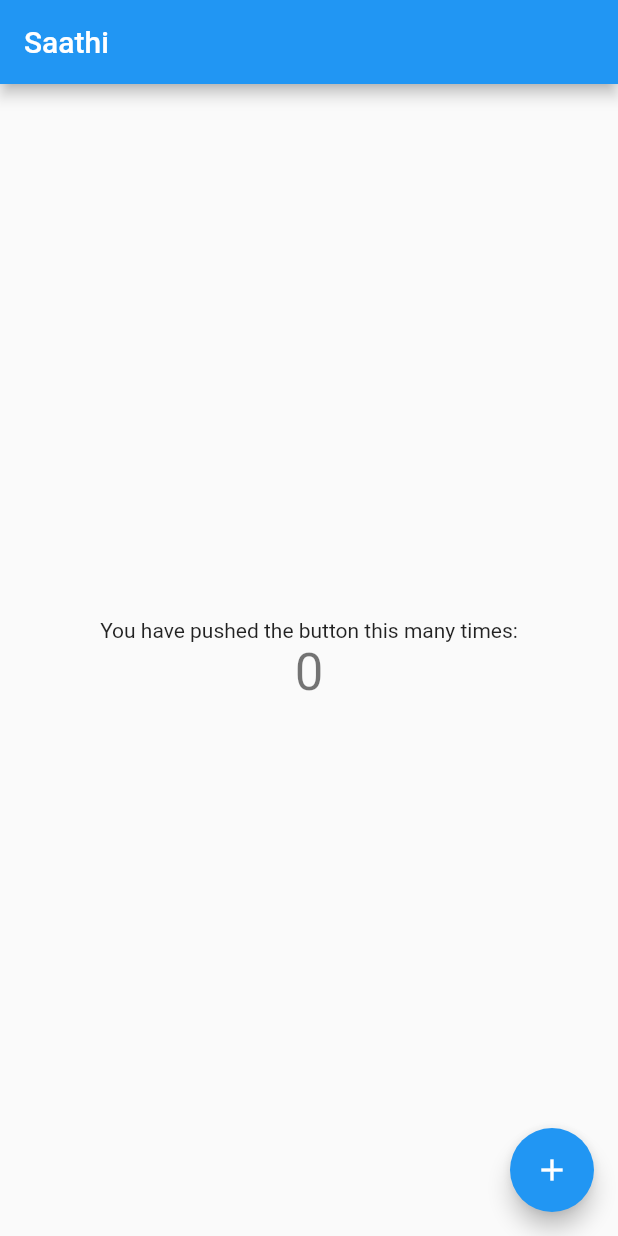
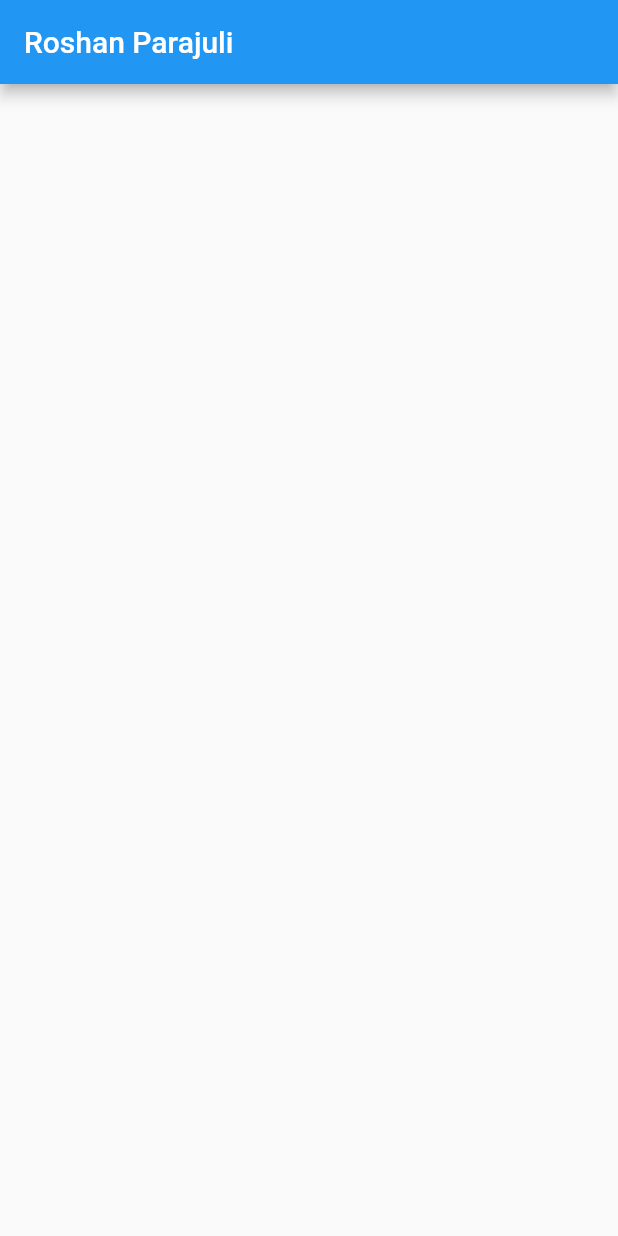
Before and after one commit to 0xrpj/kalpanik-saathi, a Flutter app: the screen it shows after launch, on a phone screen of 412 x 824 dp. Run offline on Flutter 3.47's test engine with Material 2 defaults, Android fonts, the phone set to English and light mode, and no system bars.

Commit message:
code cleanup

```diff
--- a/lib/main.dart
+++ b/lib/main.dart
@@ -7,7 +7,6 @@
 class MyApp extends StatelessWidget {
   const MyApp({Key? key}) : super(key: key);
 
-  // This widget is the root of your application.
   @override
   Widget build(BuildContext context) {
     return MaterialApp(
@@ -15,7 +14,7 @@
       theme: ThemeData(
         primarySwatch: Colors.blue,
       ),
-      home: const MyHomePage(title: 'Saathi'),
+      home: const MyHomePage(title: 'Roshan Parajuli'),
     );
   }
 }
@@ -29,68 +28,15 @@
 }
 
 class _MyHomePageState extends State<MyHomePage> {
-  int _counter = 0;
-
-  void _incrementCounter() {
-    setState(() {
-      // This call to setState tells the Flutter framework that something has
-      // changed in this State, which causes it to rerun the build method below
-      // so that the display can reflect the updated values. If we changed
-      // _counter without calling setState(), then the build method would not be
-      // called again, and so nothing would appear to happen.
-      _counter++;
-    });
-  }
-
   @override
   Widget build(BuildContext context) {
-    // This method is rerun every time setState is called, for instance as done
-    // by the _incrementCounter method above.
-    //
-    // The Flutter framework has been optimized to make rerunning build methods
-    // fast, so that you can just rebuild anything that needs updating rather
-    // than having to individually change instances of widgets.
     return Scaffold(
       appBar: AppBar(
-        // Here we take the value from the MyHomePage object that was created by
-        // the App.build method, and use it to set our appbar title.
         title: Text(widget.title),
       ),
       body: Center(
-        // Center is a layout widget. It takes a single child and positions it
-        // in the middle of the parent.
-        child: Column(
-          // Column is also a layout widget. It takes a list of children and
-          // arranges them vertically. By default, it sizes itself to fit its
-          // children horizontally, and tries to be as tall as its parent.
-          //
-          // Invoke "debug painting" (press "p" in the console, choose the
-          // "Toggle Debug Paint" action from the Flutter Inspector in Android
-          // Studio, or the "Toggle Debug Paint" command in Visual Studio Code)
-          // to see the wireframe for each widget.
-          //
-          // Column has various properties to control how it sizes itself and
-          // how it positions its children. Here we use mainAxisAlignment to
-          // center the children vertically; the main axis here is the vertical
-          // axis because Columns are vertical (the cross axis would be
-          // horizontal).
-          mainAxisAlignment: MainAxisAlignment.center,
-          children: <Widget>[
-            const Text(
-              'You have pushed the button this many times:',
-            ),
-            Text(
-              '$_counter',
-              style: Theme.of(context).textTheme.headline4,
-            ),
-          ],
-        ),
+        child: Column(),
       ),
-      floatingActionButton: FloatingActionButton(
-        onPressed: _incrementCounter,
-        tooltip: 'Increment',
-        child: const Icon(Icons.add),
-      ), // This trailing comma makes auto-formatting nicer for build methods.
     );
   }
 }
```
